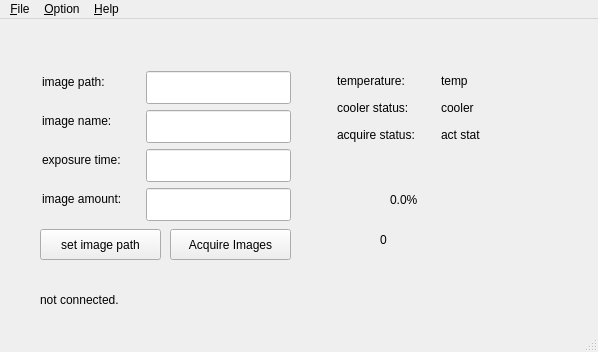
This is mainwindow.ui in xyficu/andorccdqt as Qt 5 draws it before an edit. The edited form follows.
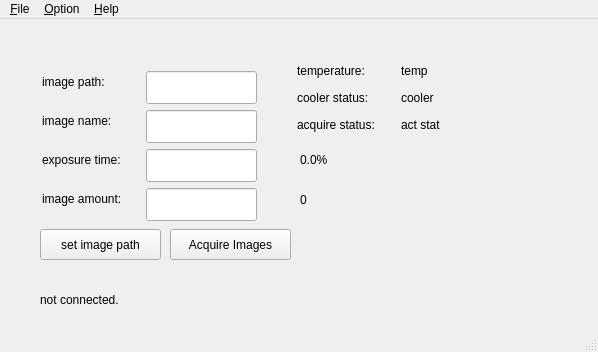
This is the edited form.

Patch:
```diff
--- a/mainwindow.ui
+++ b/mainwindow.ui
@@ -32,7 +32,7 @@
      <rect>
       <x>146</x>
       <y>52</y>
-      <width>145</width>
+      <width>111</width>
       <height>33</height>
      </rect>
     </property>
@@ -55,7 +55,7 @@
      <rect>
       <x>146</x>
       <y>91</y>
-      <width>145</width>
+      <width>111</width>
       <height>33</height>
      </rect>
     </property>
@@ -78,7 +78,7 @@
      <rect>
       <x>146</x>
       <y>130</y>
-      <width>145</width>
+      <width>111</width>
       <height>33</height>
      </rect>
     </property>
@@ -101,7 +101,7 @@
      <rect>
       <x>146</x>
       <y>169</y>
-      <width>145</width>
+      <width>111</width>
       <height>33</height>
      </rect>
     </property>
@@ -109,8 +109,8 @@
    <widget class="QLabel" name="label_6">
     <property name="geometry">
      <rect>
-      <x>337</x>
-      <y>51</y>
+      <x>297</x>
+      <y>41</y>
       <width>88</width>
       <height>21</height>
      </rect>
@@ -122,8 +122,8 @@
    <widget class="QLabel" name="label_7">
     <property name="geometry">
      <rect>
-      <x>337</x>
-      <y>78</y>
+      <x>297</x>
+      <y>68</y>
       <width>91</width>
       <height>21</height>
      </rect>
@@ -135,8 +135,8 @@
    <widget class="QLabel" name="label_8">
     <property name="geometry">
      <rect>
-      <x>337</x>
-      <y>105</y>
+      <x>297</x>
+      <y>95</y>
       <width>98</width>
       <height>21</height>
      </rect>
@@ -148,8 +148,8 @@
    <widget class="QLabel" name="label_AcqStat">
     <property name="geometry">
      <rect>
-      <x>441</x>
-      <y>105</y>
+      <x>401</x>
+      <y>95</y>
       <width>91</width>
       <height>21</height>
      </rect>
@@ -200,8 +200,8 @@
    <widget class="QLabel" name="label_Temp">
     <property name="geometry">
      <rect>
-      <x>441</x>
-      <y>51</y>
+      <x>401</x>
+      <y>41</y>
       <width>71</width>
       <height>21</height>
      </rect>
@@ -213,8 +213,8 @@
    <widget class="QLabel" name="label_CoolerStat">
     <property name="geometry">
      <rect>
-      <x>441</x>
-      <y>78</y>
+      <x>401</x>
+      <y>68</y>
       <width>81</width>
       <height>21</height>
      </rect>
@@ -226,8 +226,8 @@
    <widget class="QLabel" name="label_AcqProc">
     <property name="geometry">
      <rect>
-      <x>390</x>
-      <y>170</y>
+      <x>300</x>
+      <y>130</y>
       <width>67</width>
       <height>21</height>
      </rect>
@@ -239,8 +239,8 @@
    <widget class="QLabel" name="label_CurNumb">
     <property name="geometry">
      <rect>
-      <x>380</x>
-      <y>210</y>
+      <x>300</x>
+      <y>170</y>
       <width>67</width>
       <height>21</height>
      </rect>
```
